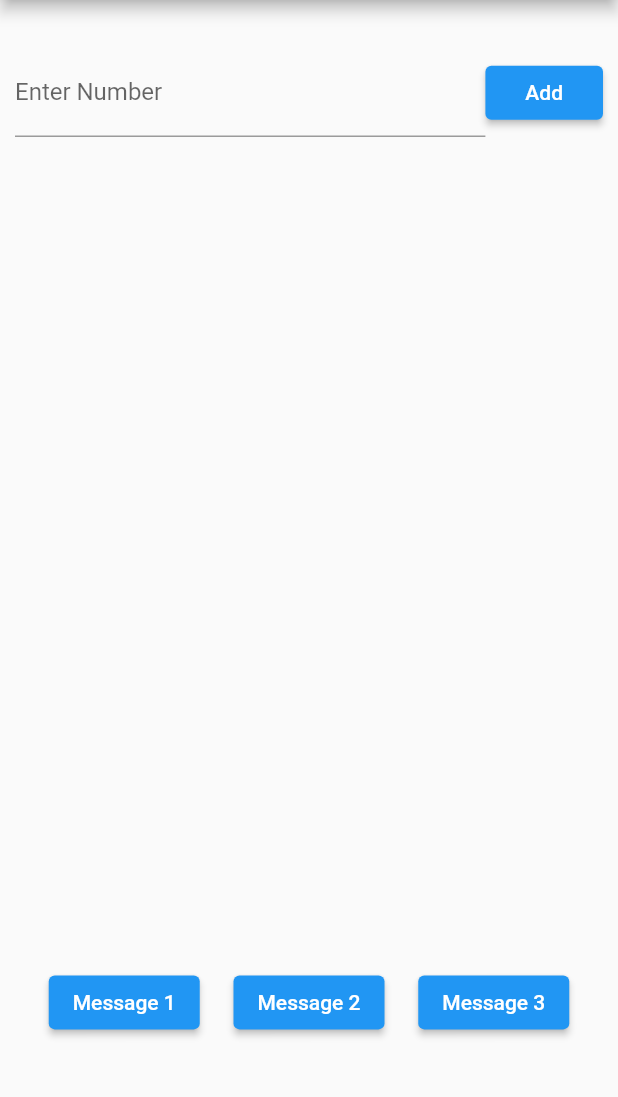
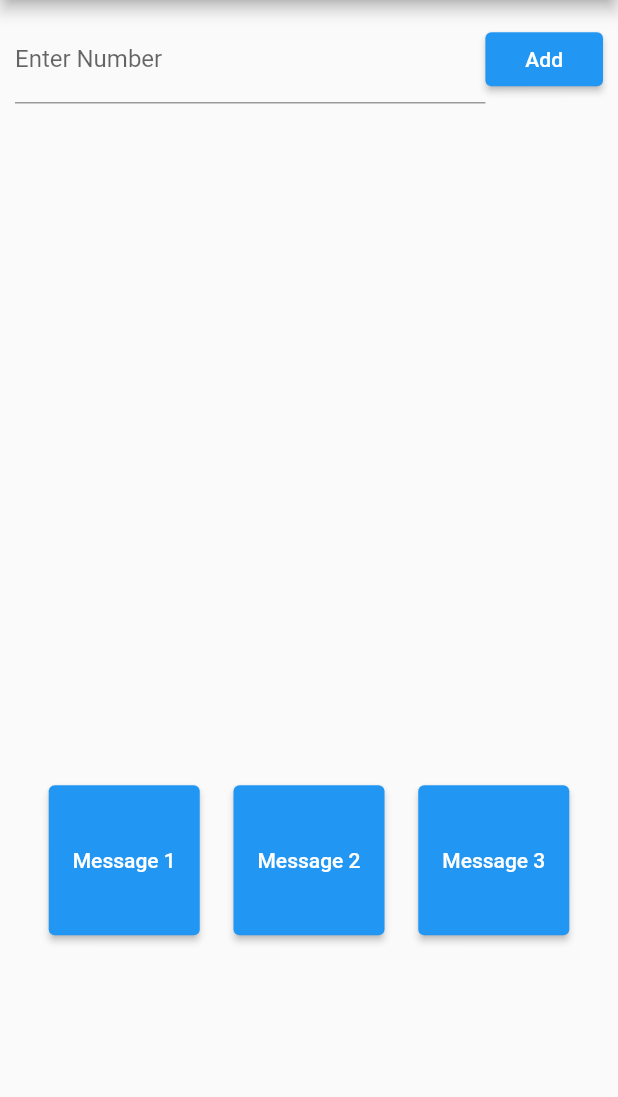
Before and after one commit to Nims98/mobile_app, a Flutter app: the screen it shows after launch, after a tap on "Add", on a phone screen of 412 x 824 dp, the part 84-1181 px from its top. Run offline on Flutter 3.47's test engine with Material 2 defaults, Android fonts, the phone set to English and light mode, and no system bars; our stand-ins replace shared_preferences; missing offline and left inert: flutter_sms, telephony.

Commit message:
chages 2

```diff
--- a/lib/homepage.dart
+++ b/lib/homepage.dart
@@ -27,7 +27,7 @@ class _MyHomePageState extends State<MyHomePage> {
   final GlobalKey<ScaffoldState> _scaffoldKey = GlobalKey<ScaffoldState>();
   final Telephony telephony = Telephony.instance;
   late String currentNumber;
-  List<String> numberList = [];
+  String Number = "";
   int selected = -1;
   bool isLoading = false;
   void showInSnackBar() {
@@ -48,31 +48,27 @@ class _MyHomePageState extends State<MyHomePage> {
 
   }
 
-  void saveNumberList(List<String> numbers) async {
+  void saveNumber(String number) async {
     SharedPreferences prefs=await SharedPreferences.getInstance();
-    prefs.setStringList("numberList", numbers);
+    prefs.setString("number", number);
   }
 
-  void getNumberList() async{
+  void getNumber() async{
     setState(() {
       isLoading = true;
     });
     SharedPreferences prefs=await SharedPreferences.getInstance();
-    List<String> mList = (prefs.getStringList('numberList') ?? []);
-    numberList.addAll(mList);
+    String num = (prefs.getString('number') ?? "");
+    Number = num;
     setState(() {
       isLoading = false;
-
     });
   }
 
   @override
   void initState() {
-    telephony.sendSms(
-        to: "1234567890",
-        message: "May the force be with you!"
-    );
-    getNumberList();
+    telephony.requestPhoneAndSmsPermissions;
+    getNumber();
     super.initState();
   }
 
@@ -113,6 +109,7 @@ class _MyHomePageState extends State<MyHomePage> {
                         child: Container(
                           child: Row(
                             children: [
+
                               Expanded(
                                 flex:8,
                                 child: Container(
@@ -137,10 +134,10 @@ class _MyHomePageState extends State<MyHomePage> {
                                     onPressed :(){
 
                                       setState(() {
-                                        if(currentNumber != null){
-                                          numberList.add(currentNumber);
+                                        if(currentNumber != ""){
+                                          Number = currentNumber ;
                                         }
-                                        saveNumberList(numberList);
+                                        saveNumber(Number);
                                       });
                                     },
                                     child: const Text(
@@ -153,23 +150,19 @@ class _MyHomePageState extends State<MyHomePage> {
                           ),
                         ),
                       ),
-
                       Expanded(
-                        flex: 8,
+                        flex: 3,
+                        child: Container(),
+                      ),
+                      Expanded(
+                        flex: 6,
                         child: Container(
-                          child: ListView.builder(
-                              itemCount: numberList.length,
-                              itemBuilder: (BuildContext context, int index) {
-                                return ListTile(
-                                  onTap: (){
-                                   setState(() {
-                                     selected = index;
-                                   });
-                                  },
-                                    tileColor: selected == index ? Colors.blue : null,
-
-                                    title: Text(numberList[index]));
-                              }),
+                          child: Text(
+                            Number,
+                            style: const TextStyle(
+                              fontSize: 50,
+                            ),
+                          )
                         ),
                       )
                     ],
@@ -177,26 +170,42 @@ class _MyHomePageState extends State<MyHomePage> {
                 ),
               ),
               Expanded(
-                  flex: 2,
+                  flex: 6,
                   child: Container(
                     child: Row(
                       crossAxisAlignment: CrossAxisAlignment.center,
                       mainAxisAlignment: MainAxisAlignment.spaceEvenly,
                       children: [
-                        ElevatedButton(onPressed: (){
-                        _sendSMS(message1, [numberList[selected]]);
-                        }, child: const Text("Message 1")
+                        SizedBox(
+                          height: 100.0,
+                          child: ElevatedButton(
 
+                              onPressed: (){
+
+                          _sendSMS(message1, [Number]);
+                          }, child: const Text("Message 1")
+
+                          ),
                         ),
-                        ElevatedButton(onPressed: (){
-                          _sendSMS(message2, [numberList[selected]]);
-                        }, child: const Text("Message 2")
+                        SizedBox(
+                          height: 100.0,
+                          child: ElevatedButton(
 
+                              onPressed: (){
+                            _sendSMS(message2, [Number]);
+                          }, child: const Text("Message 2")
+
+                          ),
                         ),
-                        ElevatedButton(onPressed: (){
-                          _sendSMS(message3, [numberList[selected]]);
-                        }, child: const Text("Message 3")
+                        SizedBox(
+                          height: 100.0,
+                          child: ElevatedButton(
 
+                              onPressed: (){
+                            _sendSMS(message3, [Number]);
+                          }, child: const Text("Message 3")
+
+                          ),
                         )
                       ],
                     ),
```
